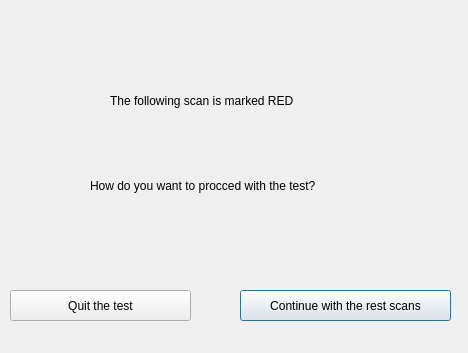
AudreyFrancisco/SingleLadderQualification, file GUI/testingprogress.ui: the form before one commit.
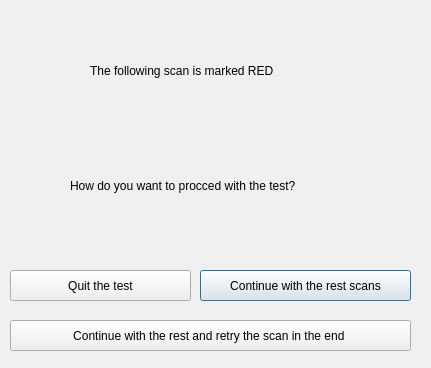
The form after the commit.

Commit message: repeating a scan in the end of the default list if marked red

```diff
--- a/GUI/testingprogress.ui
+++ b/GUI/testingprogress.ui
@@ -6,8 +6,8 @@
    <rect>
     <x>0</x>
     <y>0</y>
-    <width>468</width>
-    <height>353</height>
+    <width>431</width>
+    <height>368</height>
    </rect>
   </property>
   <property name="windowTitle">
@@ -16,8 +16,8 @@
   <widget class="QLabel" name="testingprogress1">
    <property name="geometry">
     <rect>
-     <x>110</x>
-     <y>80</y>
+     <x>90</x>
+     <y>50</y>
      <width>231</width>
      <height>41</height>
     </rect>
@@ -29,8 +29,8 @@
   <widget class="QPushButton" name="continuetest">
    <property name="geometry">
     <rect>
-     <x>240</x>
-     <y>290</y>
+     <x>200</x>
+     <y>270</y>
      <width>211</width>
      <height>31</height>
     </rect>
@@ -43,7 +43,7 @@
    <property name="geometry">
     <rect>
      <x>10</x>
-     <y>290</y>
+     <y>270</y>
      <width>181</width>
      <height>31</height>
     </rect>
@@ -55,7 +55,7 @@
   <widget class="QLabel" name="testingprogress3">
    <property name="geometry">
     <rect>
-     <x>90</x>
+     <x>70</x>
      <y>160</y>
      <width>301</width>
      <height>51</height>
@@ -68,8 +68,8 @@
   <widget class="QLabel" name="testingprogress2">
    <property name="geometry">
     <rect>
-     <x>160</x>
-     <y>130</y>
+     <x>140</x>
+     <y>120</y>
      <width>111</width>
      <height>21</height>
     </rect>
@@ -78,6 +78,19 @@
     <string/>
    </property>
   </widget>
+  <widget class="QPushButton" name="retryscan">
+   <property name="geometry">
+    <rect>
+     <x>10</x>
+     <y>320</y>
+     <width>401</width>
+     <height>31</height>
+    </rect>
+   </property>
+   <property name="text">
+    <string>Continue with the rest and retry the scan in the end </string>
+   </property>
+  </widget>
  </widget>
  <resources/>
  <connections/>
```
The commit also changes 4 other files.
